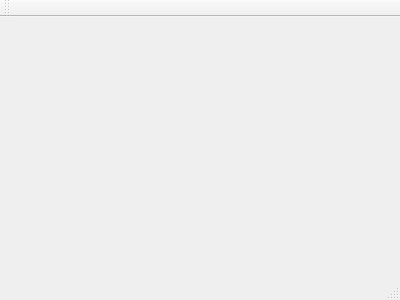
This is Battalion/MainWindow.ui in mishakeryta/CW_OOP as Qt 5 draws it before an edit. The edited form follows.
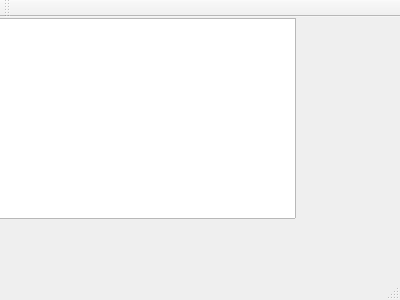
This is the edited form.

```diff
--- a/Battalion/MainWindow.ui
+++ b/Battalion/MainWindow.ui
@@ -13,7 +13,18 @@
   <property name="windowTitle">
    <string>MainWindow</string>
   </property>
-  <widget class="QWidget" name="centralWidget"/>
+  <widget class="QWidget" name="centralWidget">
+   <widget class="QTableWidget" name="tableWidget">
+    <property name="geometry">
+     <rect>
+      <x>-5</x>
+      <y>1</y>
+      <width>301</width>
+      <height>201</height>
+     </rect>
+    </property>
+   </widget>
+  </widget>
   <widget class="QMenuBar" name="menuBar">
    <property name="geometry">
     <rect>
```
Left out of the diff: 2 changed lines with no effect on the pictures.
